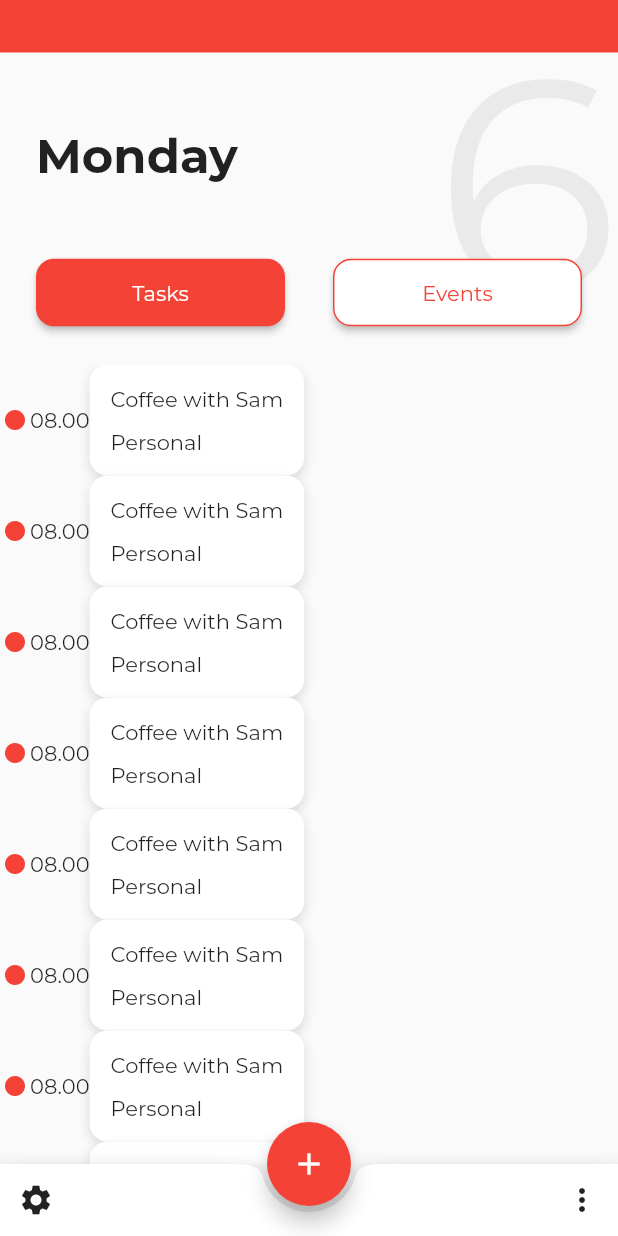
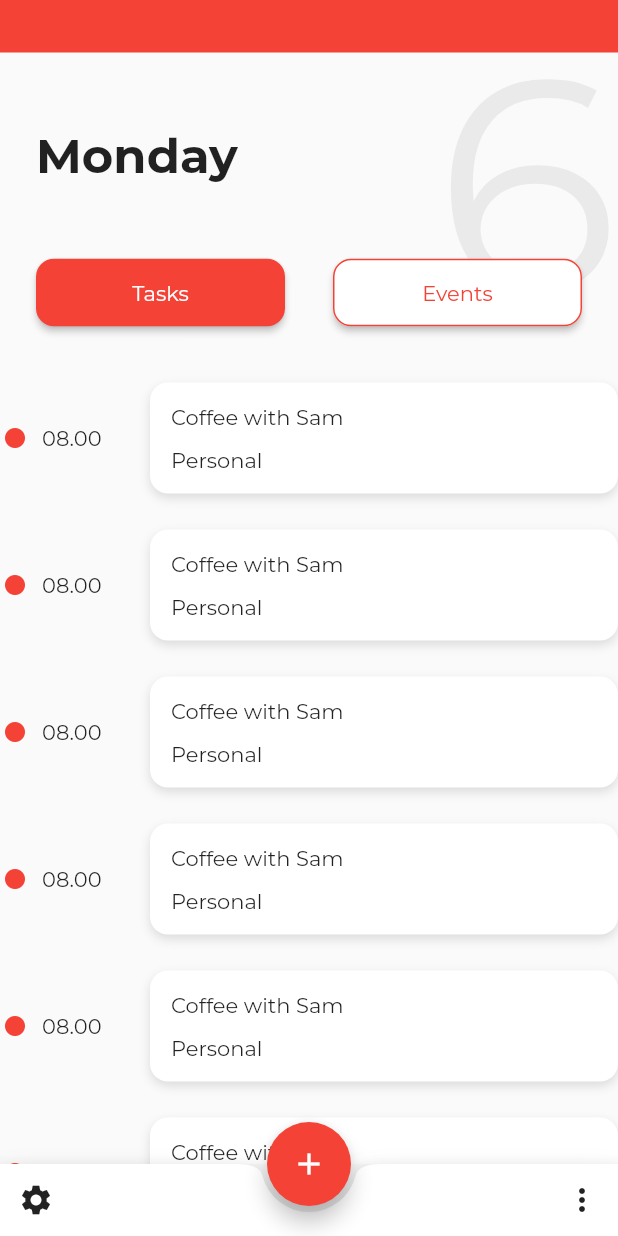
Before and after one commit to samuelezedi/flutter_todo_app, a Flutter app: the screen it shows after launch, on a phone screen of 412 x 824 dp. Run offline on Flutter 3.47's test engine with Material 2 defaults, Android fonts, the phone set to English and light mode, and no system bars; project files that could hold a hidden picture were left out.

Commit message:
new changes and upgrades

```diff
--- a/lib/pages/event_page.dart
+++ b/lib/pages/event_page.dart
@@ -16,8 +16,17 @@ class _EventPageState extends State<EventPage> {
             Icon(Icons.fiber_manual_record, size: 20,
                     color: Theme.of(context).accentColor,
             ),
-            Text('08.00'),
             Container(
+              width: 80,
+                child: Padding(
+                  padding: const EdgeInsets.only(left: 8.0),
+                  child: Text('08.00'),
+                )
+            ),
+            Expanded(
+              child: Padding(
+                padding: const EdgeInsets.only(top: 12.0, bottom: 12.0),
+                child: Container(
                   padding: EdgeInsets.all(14.0),
                   decoration: BoxDecoration(
                     color: Colors.white,
@@ -36,6 +45,8 @@ class _EventPageState extends State<EventPage> {
                       Text('Personal')
                     ],
                   ),
+                ),
+              ),
             )
           ],
         );
```
Lines whose indentation alone changed are shown as unchanged.
